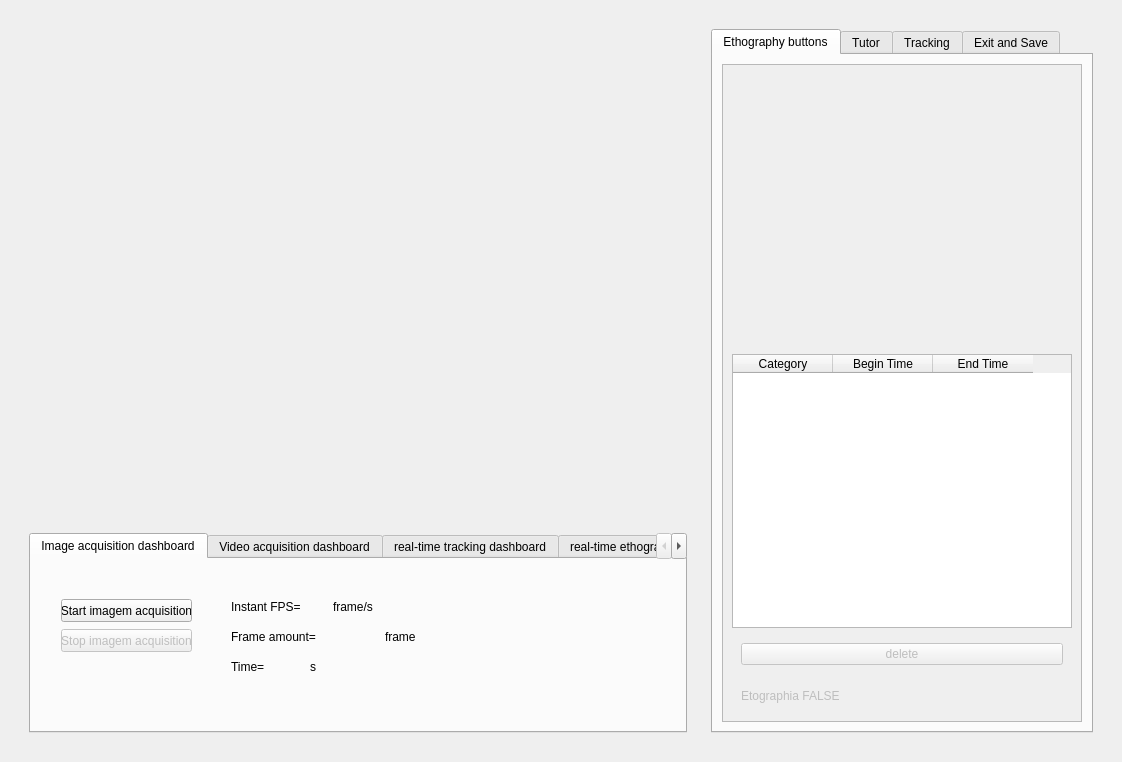
Above: telatemporeal.ui from EthoWatcher/ethowatcher before the change. Below: the same form after it.
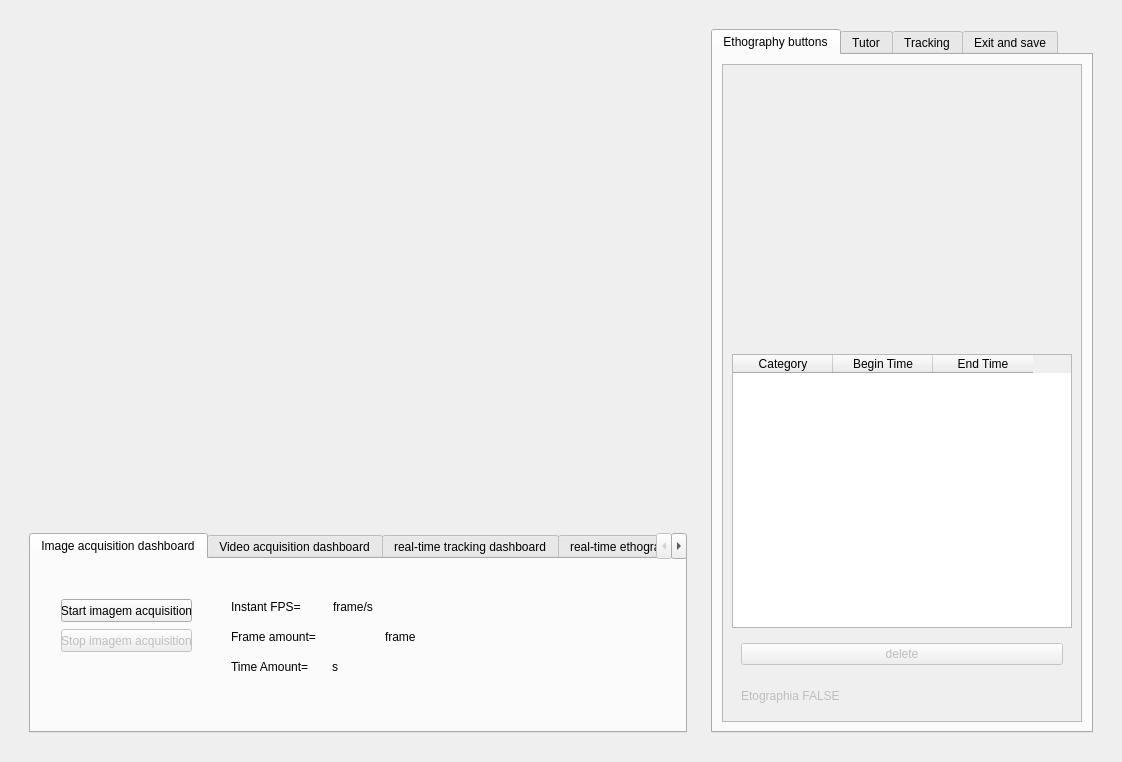
That is the form after the change. The open tabs and pages were chosen to show the change. Icons and pictures are not drawn.

The edit to the form file:
```diff
--- a/telatemporeal.ui
+++ b/telatemporeal.ui
@@ -3361,7 +3361,7 @@
                  <item>
                   <widget class="QLabel" name="label_123">
                    <property name="text">
-                    <string>Time=</string>
+                    <string>Time Amount=</string>
                    </property>
                   </widget>
                  </item>
@@ -4361,7 +4361,7 @@
             </widget>
             <widget class="QWidget" name="tab_16">
              <attribute name="title">
-              <string>Exit and Save</string>
+              <string>Exit and save</string>
              </attribute>
              <widget class="QGroupBox" name="groupBox_9">
               <property name="geometry">
```
Left out of the diff: 6 changed lines with no effect on the pictures.
